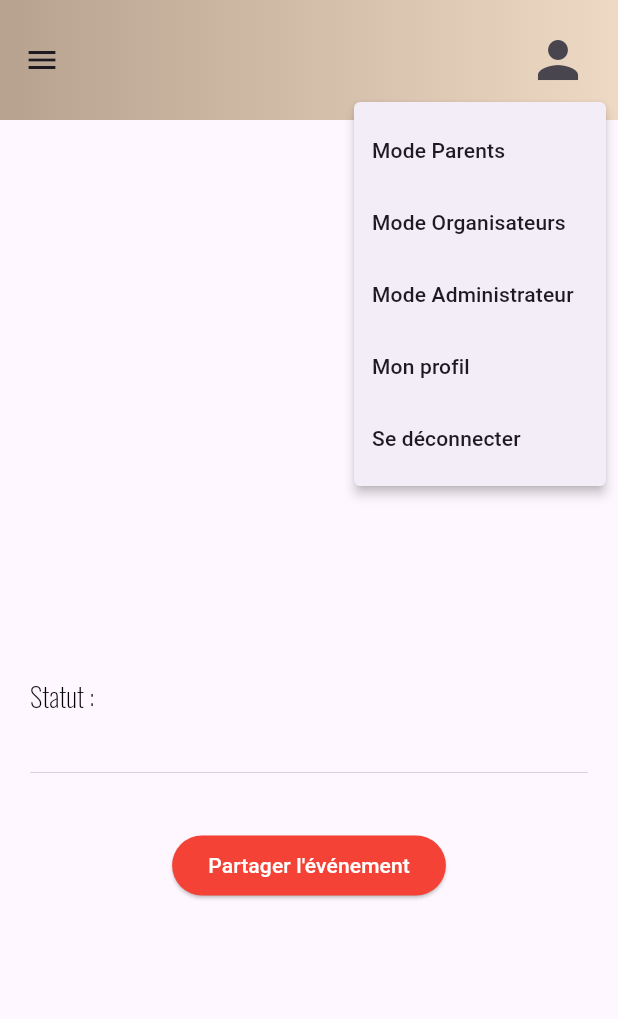
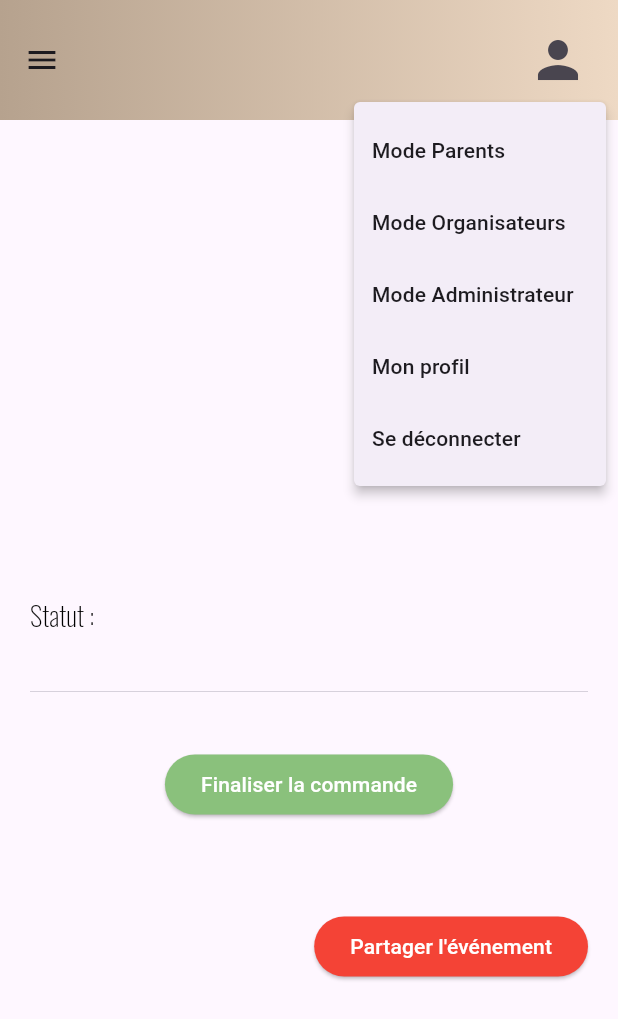
Before and after one commit to sarah-menuge/ape_manager_front, a Flutter app: the EvenementsDetailsViewMobile screen opened directly with empty values, after a tap on the "person" icon, on a phone screen of 412 x 824 dp. Shown: the top 1019 px of the screen. Run offline on Flutter 3.47's test engine with Material 3 defaults, Android fonts, the phone set to English and light mode, and no system bars; our stand-ins replace device_info_plus, flutter_dotenv, flutter_secure_storage, google_fonts; missing offline and left inert: sticky_footer_scrollview, universal_html; accounts and stored records are empty.

Commit message:
Ajout du bouton commander

```diff
--- a/lib/views/evenements/details/evenements_details.dart
+++ b/lib/views/evenements/details/evenements_details.dart
@@ -32,6 +32,7 @@ class EvenementsDetailsWidget extends StatelessWidget {
                 getStatutEvenement(context),
                 const Divider(thickness: 0.5),
                 listeView,
+                getBoutonFinaliserCommande(context),
                 getBoutonPartagerEvenement(context),
               ],
             ),
@@ -106,9 +107,9 @@ class EvenementsDetailsWidget extends StatelessWidget {
     return Padding(
       padding: EdgeInsets.symmetric(
           vertical:
-              ResponsiveConstraint.getResponsiveValue(context, 30.0, 50.0)),
+              ResponsiveConstraint.getResponsiveValue(context, 30.0, 20.0)),
       child: const Row(
-        mainAxisAlignment: MainAxisAlignment.center,
+        mainAxisAlignment: MainAxisAlignment.end,
         children: [
           ButtonAppli(
             text: "Partager l'événement",
@@ -120,4 +121,23 @@ class EvenementsDetailsWidget extends StatelessWidget {
       ),
     );
   }
+
+  Widget getBoutonFinaliserCommande(BuildContext context) {
+    return Padding(
+      padding: EdgeInsets.symmetric(
+          vertical:
+              ResponsiveConstraint.getResponsiveValue(context, 30.0, 20.0)),
+      child: const Row(
+        mainAxisAlignment: MainAxisAlignment.center,
+        children: [
+          ButtonAppli(
+            text: "Finaliser la commande",
+            background: VERT,
+            foreground: BLANC,
+            routeName: "",
+          ),
+        ],
+      ),
+    );
+  }
 }
```
